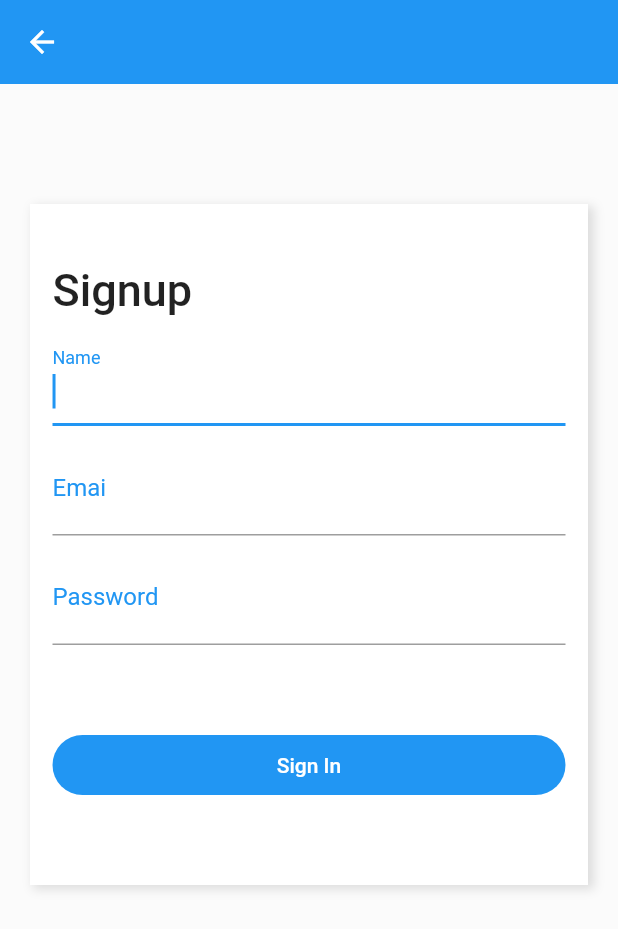
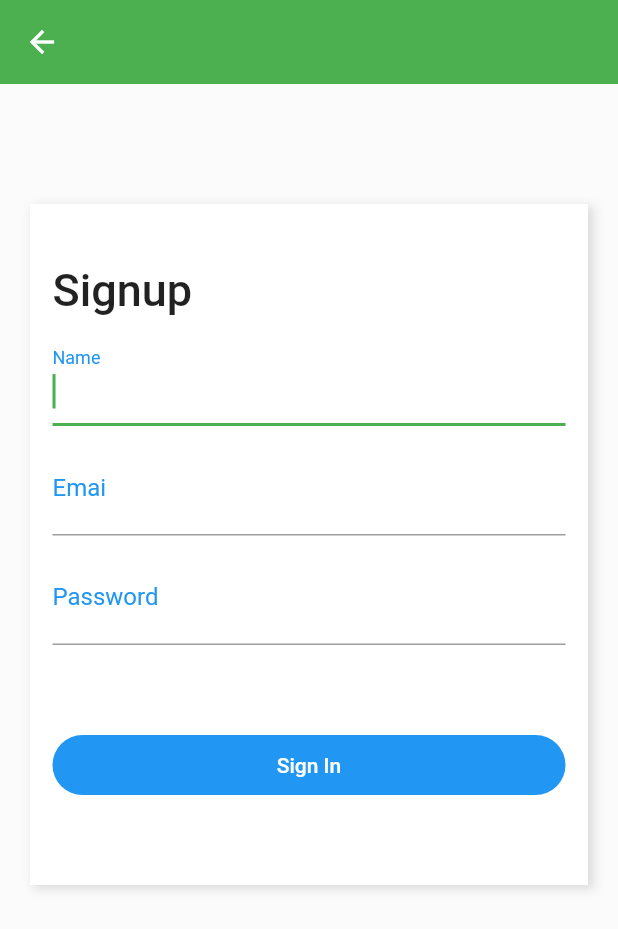
Before and after one commit to MiltonQuirino/shopping, a Flutter app: the screen it shows after launch, item 3 of the bottom bar chosen, after a tap on "Sign Up", on a phone screen of 412 x 824 dp. Shown: the top 929 px of the screen. Run offline on Flutter 3.47's test engine with Material 2 defaults, Android fonts, the phone set to English and light mode, and no system bars.

Commit message:
setting theme light

```diff
--- a/lib/pages/home.page.dart
+++ b/lib/pages/home.page.dart
@@ -27,9 +27,7 @@ class HomePage extends StatelessWidget {
             ),
             Text(
               "Categories",
-              style: TextStyle(
-                fontSize: 30,
-              ),
+              style: Theme.of(context).textTheme.headline3,
             ),
             SizedBox(
               height: 10,
@@ -46,9 +44,7 @@ class HomePage extends StatelessWidget {
               children: [
                 Text(
                   "Best Selling",
-                  style: TextStyle(
-                    fontSize: 30,
-                  ),
+                  style: Theme.of(context).textTheme.headline3,
                 ),
                 TextButton(
                   onPressed: () {},
--- a/lib/pages/login.page.dart
+++ b/lib/pages/login.page.dart
@@ -10,7 +10,6 @@ class LoginPage extends StatelessWidget {
     return Scaffold(
       body: SingleChildScrollView(
         child: Container(
-          color: Color(0xFFF5F5F5),
           padding: EdgeInsets.only(
             top: 80,
             left: 20,
@@ -20,9 +19,9 @@ class LoginPage extends StatelessWidget {
           child: Column(
             children: <Widget>[
               Container(
-                height: 450,
+                height: 460,
                 decoration: BoxDecoration(
-                  color: Colors.white,
+                  color: Theme.of(context).colorScheme.secondary,
                   boxShadow: [
                     BoxShadow(
                       color: Colors.black12,
@@ -48,12 +47,12 @@ class LoginPage extends StatelessWidget {
                             children: <Widget>[
                               Text(
                                 "Welcome",
-                                style: TextStyle(
-                                  fontSize: 30,
-                                  fontWeight: FontWeight.w500,
-                                ),
+                                style: Theme.of(context).textTheme.displaySmall,
                               ),
-                              Text("Sign in to continue"),
+                              Text(
+                                "Sign in to continue",
+                                style: Theme.of(context).textTheme.subtitle2,
+                              ),
                             ],
                           ),
                           TextButton(
@@ -65,7 +64,12 @@ class LoginPage extends StatelessWidget {
                                 ),
                               );
                             },
-                            child: Text("Sign Up"),
+                            child: Text(
+                              "Sign Up",
+                              style: TextStyle(
+                                color: Theme.of(context).colorScheme.primary,
+                              ),
+                            ),
                           )
                         ],
                       ),
@@ -78,13 +82,13 @@ class LoginPage extends StatelessWidget {
                         decoration: InputDecoration(
                           labelText: "Email",
                           labelStyle: TextStyle(
-                              color: Theme.of(context).primaryColor,
+                              color: Theme.of(context).colorScheme.primary,
                               fontWeight: FontWeight.w400,
                               fontSize: 16),
                         ),
                         style: TextStyle(
-                          fontSize: 20,
-                        ),
+                            fontSize: 20,
+                            color: Theme.of(context).colorScheme.primary),
                       ),
                       SizedBox(
                         height: 10,
@@ -96,7 +100,7 @@ class LoginPage extends StatelessWidget {
                         decoration: InputDecoration(
                           labelText: "Password",
                           labelStyle: TextStyle(
-                              color: Theme.of(context).primaryColor,
+                              color: Theme.of(context).colorScheme.primary,
                               fontWeight: FontWeight.w400,
                               fontSize: 16),
                         ),
@@ -109,14 +113,18 @@ class LoginPage extends StatelessWidget {
                         alignment: Alignment.centerRight,
                         child: TextButton(
                           onPressed: () {},
-                          child: Text("Forgot your password?"),
+                          child: Text(
+                            "Forgot your password?",
+                            style: TextStyle(
+                                color: Theme.of(context).colorScheme.primary),
+                          ),
                         ),
                       ),
                       SizedBox(height: 10),
                       Container(
                         width: double.infinity,
                         decoration: BoxDecoration(
-                          color: Colors.blue,
+                          color: Theme.of(context).colorScheme.primary,
                           borderRadius: BorderRadius.all(
                             Radius.circular(30),
                           ),
@@ -127,7 +135,7 @@ class LoginPage extends StatelessWidget {
                           child: Text(
                             "Sign In",
                             style: TextStyle(
-                              color: Colors.white,
+                              color: Theme.of(context).colorScheme.secondary,
                             ),
                           ),
                         ),
@@ -158,7 +166,7 @@ class LoginPage extends StatelessWidget {
                 decoration: BoxDecoration(
                   border: Border.all(
                     width: 2.0,
-                    color: Colors.blue,
+                    color: Theme.of(context).colorScheme.primary,
                   ),
                   borderRadius: BorderRadius.all(
                     Radius.circular(5),
@@ -187,9 +195,7 @@ class LoginPage extends StatelessWidget {
                 height: 60,
                 decoration: BoxDecoration(
                   border: Border.all(
-                    width: 2.0,
-                    color: Colors.blue,
-                  ),
+                      width: 2.0, color: Theme.of(context).colorScheme.primary),
                   borderRadius: BorderRadius.all(
                     Radius.circular(5),
                   ),
--- a/lib/themes/light.theme.dart
+++ b/lib/themes/light.theme.dart
@@ -8,7 +8,7 @@ const backgroundColor = const Color(0xFFF5F5F5);
 ThemeData lightTheme() {
   return ThemeData(
     colorScheme: ColorScheme.fromSwatch(
-      primarySwatch: Colors.blue,
+      primarySwatch: Colors.green,
       brightness: brightness,
     ).copyWith(
       secondary: Colors.white,
```
